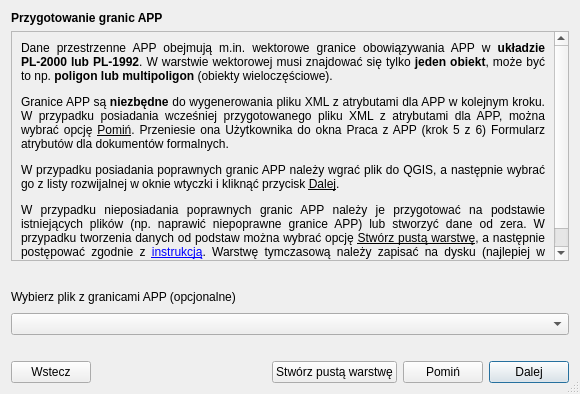
This is modules/app/views/ui/wektor_instrukcja_dialog_base.ui in envirosolutionspl/wtyczka_qgis_app as Qt 5 draws it before an edit. The edited form follows.
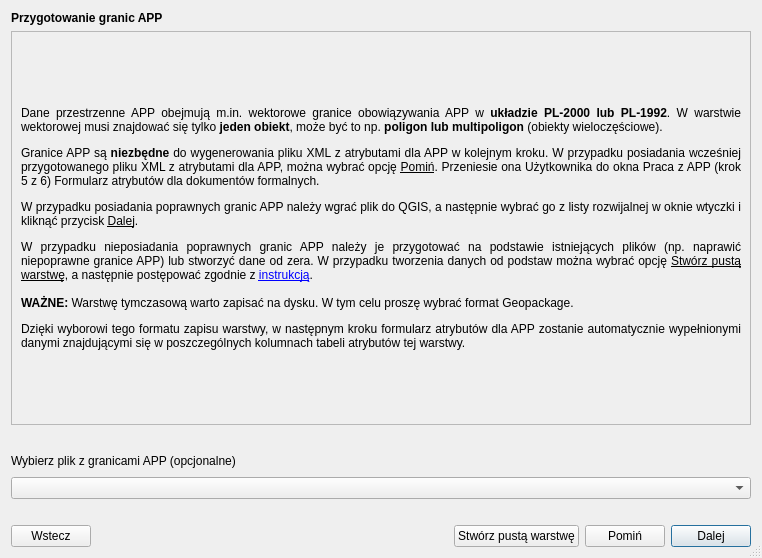
This is the edited form. Custom widgets are drawn as their Qt base class.

Commit message: uwagi etap 2: poprawa instrukcji w kroku 3 z 6

What changed in the file:
```diff
--- a/modules/app/views/ui/wektor_instrukcja_dialog_base.ui
+++ b/modules/app/views/ui/wektor_instrukcja_dialog_base.ui
@@ -9,8 +9,8 @@
    <rect>
     <x>0</x>
     <y>0</y>
-    <width>580</width>
-    <height>394</height>
+    <width>762</width>
+    <height>558</height>
    </rect>
   </property>
   <property name="windowTitle">
@@ -48,8 +48,8 @@
          <rect>
           <x>0</x>
           <y>0</y>
-          <width>558</width>
-          <height>212</height>
+          <width>736</width>
+          <height>348</height>
          </rect>
         </property>
         <layout class="QGridLayout" name="gridLayout">
@@ -61,7 +61,7 @@
             </font>
            </property>
            <property name="text">
-            <string>&lt;html&gt;&lt;head/&gt;&lt;body&gt;&lt;p&gt;Dane przestrzenne APP obejmują m.in. wektorowe granice obowiązywania APP w &lt;span style=&quot; font-weight:600;&quot;&gt;układzie PL-2000 lub PL-1992&lt;/span&gt;. W warstwie wektorowej musi znajdować się tylko &lt;span style=&quot; font-weight:600;&quot;&gt;jeden obiekt&lt;/span&gt;, może być to np. &lt;span style=&quot; font-weight:600;&quot;&gt;poligon lub multipoligon&lt;/span&gt; (obiekty wieloczęściowe).&lt;/p&gt;&lt;p&gt;Granice APP są&lt;span style=&quot; font-weight:600;&quot;&gt; niezbędne&lt;/span&gt; do wygenerowania pliku XML z atrybutami dla APP w kolejnym kroku. W przypadku posiadania wcześniej przygotowanego pliku XML z atrybutami dla APP, można wybrać opcję &lt;span style=&quot; text-decoration: underline;&quot;&gt;Pomiń&lt;/span&gt;. Przeniesie ona Użytkownika do okna Praca z APP (krok 5 z 6) Formularz atrybutów dla dokumentów formalnych. &lt;/p&gt;&lt;p&gt;W przypadku posiadania poprawnych granic APP należy wgrać plik do QGIS, a następnie wybrać go z listy rozwijalnej w oknie wtyczki i kliknąć przycisk &lt;span style=&quot; text-decoration: underline;&quot;&gt;Dalej&lt;/span&gt;. &lt;/p&gt;&lt;p&gt;W przypadku nieposiadania poprawnych granic APP należy je przygotować na podstawie istniejących plików (np. naprawić niepoprawne granice APP) lub stworzyć dane od zera. W przypadku tworzenia danych od podstaw można wybrać opcję &lt;span style=&quot; text-decoration: underline;&quot;&gt;Stwórz pustą warstwę&lt;/span&gt;, a następnie postępować zgodnie z &lt;a href=&quot;https://www.envirosolutions.pl/&quot;&gt;&lt;span style=&quot; text-decoration: underline; color:#0000ff;&quot;&gt;instrukcją&lt;/span&gt;&lt;/a&gt;. Warstwę tymczasową należy zapisać na dysku (najlepiej w formacie &lt;span style=&quot; text-decoration: underline;&quot;&gt;Geopackage&lt;/span&gt;), aby w przyszłości móc ją edytować. &lt;/p&gt;&lt;/body&gt;&lt;/html&gt;</string>
+            <string>&lt;html&gt;&lt;head/&gt;&lt;body&gt;&lt;p&gt;Dane przestrzenne APP obejmują m.in. wektorowe granice obowiązywania APP w &lt;span style=&quot; font-weight:600;&quot;&gt;układzie PL-2000 lub PL-1992&lt;/span&gt;. W warstwie wektorowej musi znajdować się tylko &lt;span style=&quot; font-weight:600;&quot;&gt;jeden obiekt&lt;/span&gt;, może być to np. &lt;span style=&quot; font-weight:600;&quot;&gt;poligon lub multipoligon&lt;/span&gt; (obiekty wieloczęściowe).&lt;/p&gt;&lt;p&gt;Granice APP są&lt;span style=&quot; font-weight:600;&quot;&gt; niezbędne&lt;/span&gt; do wygenerowania pliku XML z atrybutami dla APP w kolejnym kroku. W przypadku posiadania wcześniej przygotowanego pliku XML z atrybutami dla APP, można wybrać opcję &lt;span style=&quot; text-decoration: underline;&quot;&gt;Pomiń&lt;/span&gt;. Przeniesie ona Użytkownika do okna Praca z APP (krok 5 z 6) Formularz atrybutów dla dokumentów formalnych. &lt;/p&gt;&lt;p&gt;W przypadku posiadania poprawnych granic APP należy wgrać plik do QGIS, a następnie wybrać go z listy rozwijalnej w oknie wtyczki i kliknąć przycisk &lt;span style=&quot; text-decoration: underline;&quot;&gt;Dalej&lt;/span&gt;. &lt;/p&gt;&lt;p&gt;W przypadku nieposiadania poprawnych granic APP należy je przygotować na podstawie istniejących plików (np. naprawić niepoprawne granice APP) lub stworzyć dane od zera. W przypadku tworzenia danych od podstaw można wybrać opcję &lt;span style=&quot; text-decoration: underline;&quot;&gt;Stwórz pustą warstwę&lt;/span&gt;, a następnie postępować zgodnie z &lt;a href=&quot;https://www.envirosolutions.pl/&quot;&gt;&lt;span style=&quot; text-decoration: underline; color:#0000ff;&quot;&gt;instrukcją&lt;/span&gt;&lt;/a&gt;.&lt;br/&gt;&lt;br/&gt;&lt;span style=&quot; font-weight:600;&quot;&gt;WAŻNE:&lt;/span&gt; Warstwę tymczasową warto zapisać na dysku. W tym celu proszę wybrać format Geopackage. &lt;/p&gt;&lt;p&gt;Dzięki wyborowi tego formatu zapisu warstwy, w następnym kroku formularz atrybutów dla APP zostanie automatycznie wypełnionymi danymi znajdującymi się w poszczególnych kolumnach tabeli atrybutów tej warstwy.&lt;/p&gt;&lt;/body&gt;&lt;/html&gt;</string>
            </property>
            <property name="alignment">
             <set>Qt::AlignJustify|Qt::AlignVCenter</set>
```
The commit also changes 1 other file.
